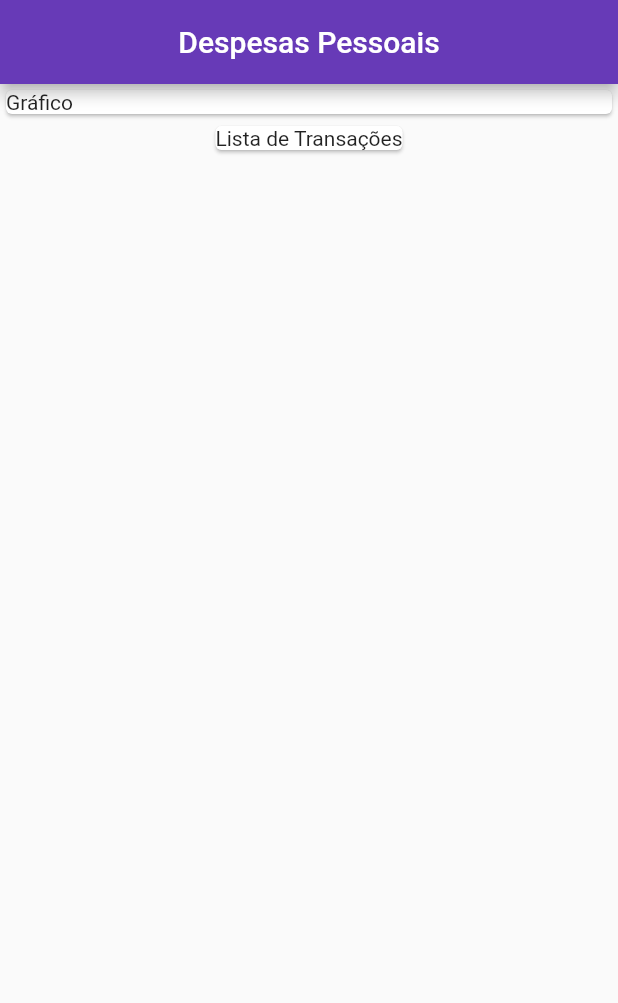
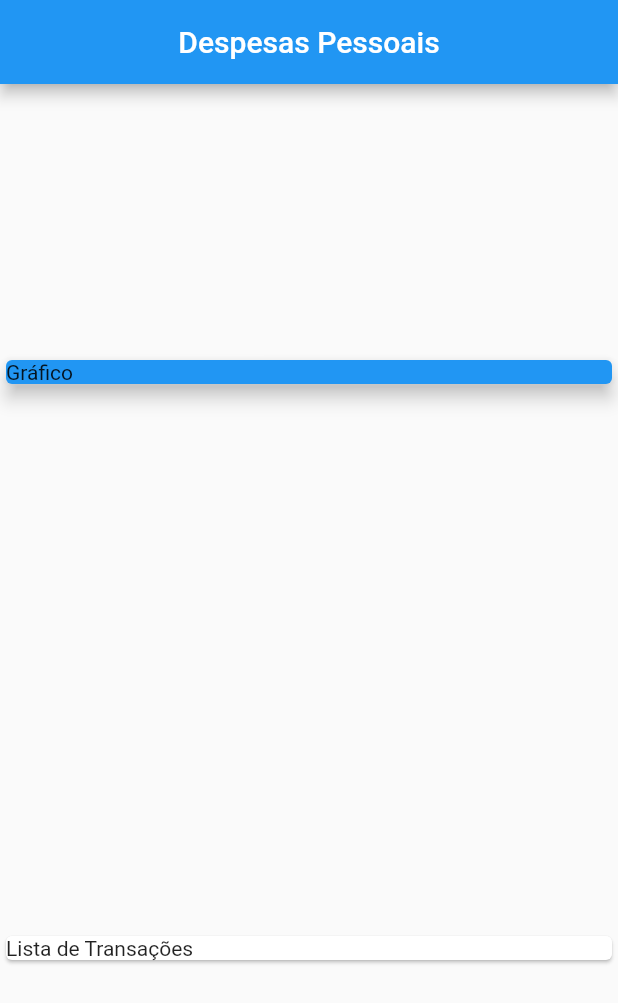
Before and after one commit to marllondavid/expenses, a Flutter app: the screen it shows after launch, on a phone screen of 412 x 824 dp. Shown: the top 1003 px of the screen. Run offline on Flutter 3.47's test engine with Material 2 defaults, Android fonts, the phone set to English and light mode, and no system bars.

```diff
--- a/lib/main.dart
+++ b/lib/main.dart
@@ -25,19 +25,27 @@ class MyHomePage extends StatelessWidget {
       appBar: AppBar(
         title: const Text('Despesas Pessoais'),
         centerTitle: true,
-        backgroundColor: Colors.deepPurple,
+        backgroundColor: Colors.blue,
       ),
       body: Column(
+        mainAxisAlignment: MainAxisAlignment.spaceAround,
+        crossAxisAlignment: CrossAxisAlignment.stretch,
         children: <Widget>[
           // ignore: sized_box_for_whitespace
           Container(
             width: double.infinity,
             child: const Card(
+              color: Colors.blue,
+              elevation: 5,
               child: Text('Gráfico'),
             ),
           ),
-          const Card(
-            child: Text('Lista de Transações'),
+          // ignore: sized_box_for_whitespace
+          Container(
+            width: double.infinity,
+            child: const Card(
+              child: Text('Lista de Transações'),
+            ),
           )
         ],
       ),
```
Also changed, not shown: 1 other file.
